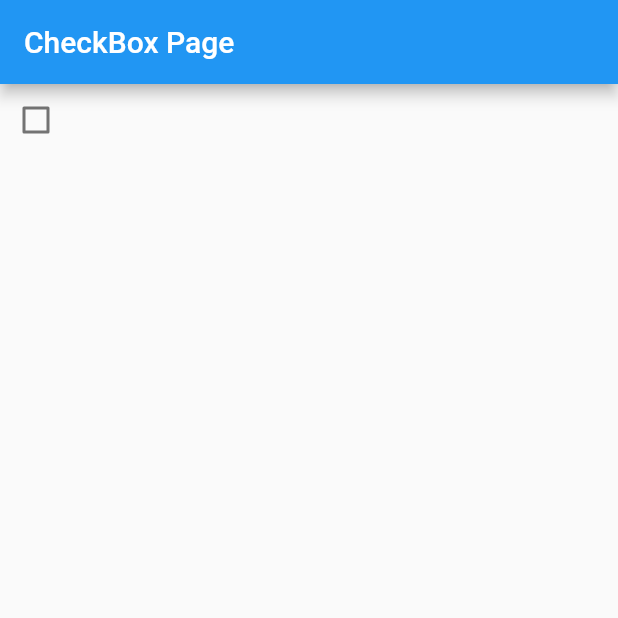
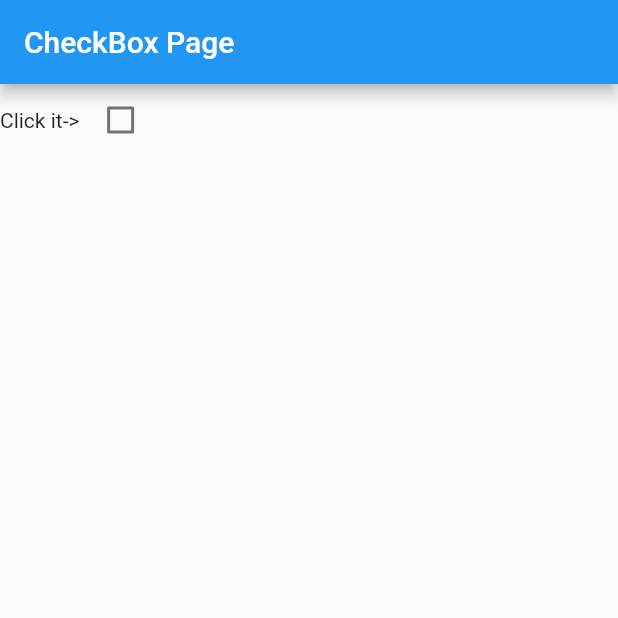
Before and after one commit to MostefaMourad/flutter_basic_projects, a Flutter app: the screen it shows after launch, on a phone screen of 412 x 824 dp, the top half of it. Run offline on Flutter 3.47's test engine with Material 2 defaults, Android fonts, the phone set to English and light mode, and no system bars.

Commit message:
Update main.dart

```diff
--- a/flutter_basic_projects/lib/main.dart
+++ b/flutter_basic_projects/lib/main.dart
@@ -31,11 +31,14 @@ class _MyAppState extends State<MyApp>{
         body: new Container(
           child:new Column(
             children: <Widget>[
-
-             new Checkbox(
+              new Row(children: <Widget>[
+                new Text('Click it-> '),
+                 new Checkbox(
                 value: _isChecked,
                 onChanged:(bool value){_onChanged(value);},
               )
+              ],)
+
             ],
           )
         ),
```
